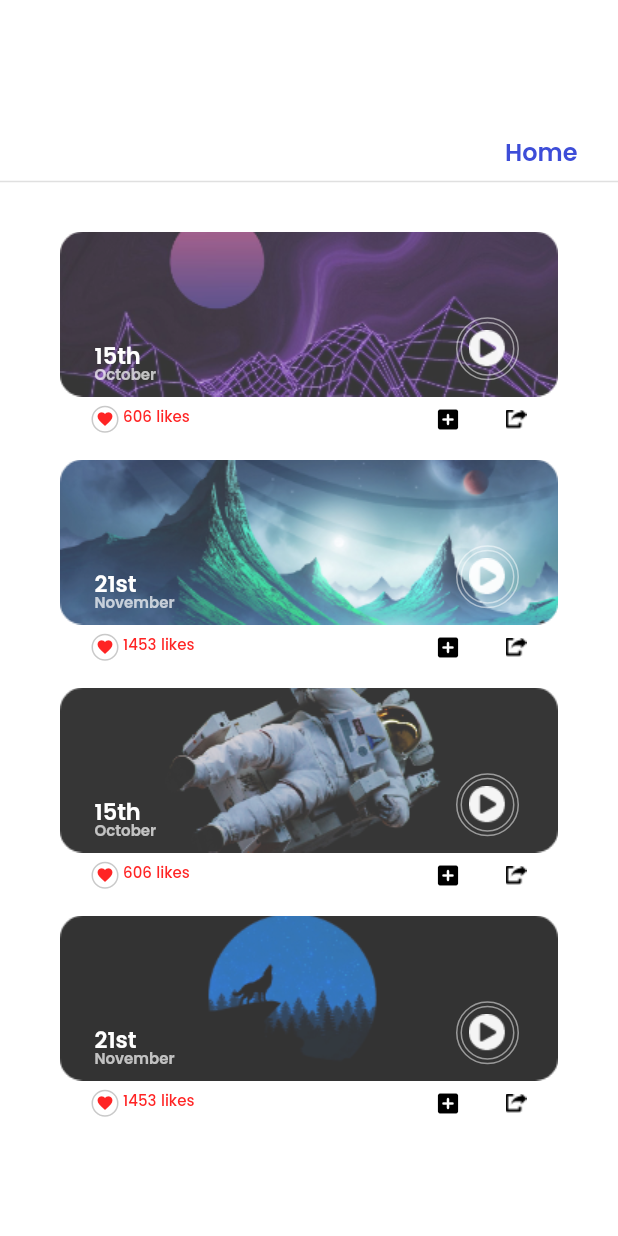
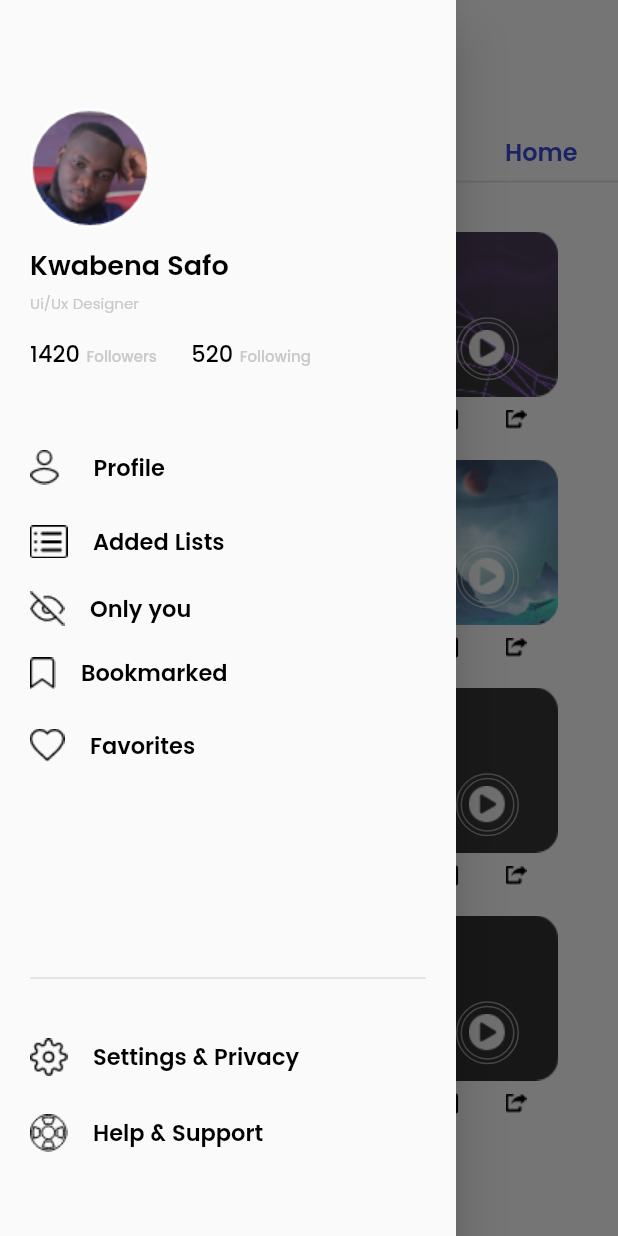
Before and after one commit to cr34t1ve/Safo-ProfileUI, a Flutter app: the screen it shows after launch, with the side drawer open (before the commit the screen has no drawer), on a phone screen of 412 x 824 dp. Run offline on Flutter 3.47's test engine with Material 2 defaults, Android fonts, the phone set to English and light mode, and no system bars.

Commit message:
app drawer constructed

```diff
--- /dev/null
+++ b/lib/components/drawer.dart
@@ -0,0 +1,252 @@
+import 'package:flutter/material.dart';
+
+class AppDrawer extends StatelessWidget {
+  @override
+  Widget build(BuildContext context) {
+    return Drawer(
+      child: Padding(
+        padding: EdgeInsets.symmetric(horizontal: 20.0),
+        child: Column(
+          crossAxisAlignment: CrossAxisAlignment.start,
+          // padding: EdgeInsets.zero,
+          children: <Widget>[
+            SizedBox(
+              height: 72.0,
+            ),
+            Image.asset(
+              'assets/images/2020-06-08 14.58.47@2x.png',
+              height: 80,
+              width: 80,
+            ),
+            SizedBox(
+              height: 11.0,
+            ),
+            Row(
+              children: [
+                Text(
+                  'Kwabena Safo',
+                  style: TextStyle(
+                      fontFamily: 'Poppins',
+                      fontSize: 18.0,
+                      fontWeight: FontWeight.w600,
+                      color: Colors.black),
+                )
+              ],
+            ),
+            SizedBox(
+              height: 5.0,
+            ),
+            Row(
+              children: [
+                Text(
+                  'Ui/Ux Designer',
+                  style: TextStyle(
+                      fontFamily: 'Poppins',
+                      fontSize: 10.0,
+                      fontWeight: FontWeight.w400,
+                      color: Color(0xFFC9C9C9)),
+                )
+              ],
+            ),
+            SizedBox(
+              height: 14.0,
+            ),
+            Row(
+              children: [
+                RichText(
+                  // textAlign: TextAlign.center,
+                  text: TextSpan(
+                    // Note: Styles for TextSpans must be explicitly defined.
+                    // Child text spans will inherit styles from parent
+                    style: TextStyle(
+                        fontFamily: 'Poppins',
+                        fontWeight: FontWeight.w500,
+                        fontSize: 15,
+                        color: Colors.black),
+                    children: <TextSpan>[
+                      TextSpan(text: '1420 '),
+                      TextSpan(
+                        text: 'Followers',
+                        style: TextStyle(
+                            fontFamily: 'Poppins',
+                            fontWeight: FontWeight.w500,
+                            fontSize: 10,
+                            color: Color(0xFFC9C9C9)),
+                      )
+                    ],
+                  ),
+                ),
+                SizedBox(
+                  width: 23.0,
+                ),
+                RichText(
+                  // textAlign: TextAlign.center,
+                  text: TextSpan(
+                    // Note: Styles for TextSpans must be explicitly defined.
+                    // Child text spans will inherit styles from parent
+                    style: TextStyle(
+                        fontFamily: 'Poppins',
+                        fontWeight: FontWeight.w500,
+                        fontSize: 15,
+                        color: Colors.black),
+                    children: <TextSpan>[
+                      TextSpan(text: '520 '),
+                      TextSpan(
+                        text: 'Following',
+                        style: TextStyle(
+                            fontFamily: 'Poppins',
+                            fontWeight: FontWeight.w500,
+                            fontSize: 10,
+                            color: Color(0xFFC9C9C9)),
+                      )
+                    ],
+                  ),
+                ),
+              ],
+            ),
+            SizedBox(
+              height: 53.0,
+            ),
+            Row(
+              children: [
+                Image.asset(
+                    'assets/images/Icon material-account-circle@2x.png'),
+                SizedBox(
+                  width: 22.4,
+                ),
+                Text(
+                  'Profile',
+                  style: TextStyle(
+                      fontFamily: 'Poppins',
+                      fontWeight: FontWeight.w600,
+                      fontSize: 15,
+                      color: Colors.black),
+                )
+              ],
+            ),
+            SizedBox(
+              height: 26.7,
+            ),
+            Row(
+              children: [
+                Image.asset('assets/images/Group 1@2x.png'),
+                SizedBox(
+                  width: 17.0,
+                ),
+                Text(
+                  'Added Lists',
+                  style: TextStyle(
+                      fontFamily: 'Poppins',
+                      fontWeight: FontWeight.w600,
+                      fontSize: 15,
+                      color: Colors.black),
+                )
+              ],
+            ),
+            SizedBox(
+              height: 21.5,
+            ),
+            Row(
+              children: [
+                Image.asset('assets/images/Icon feather-eye-off@2x.png'),
+                SizedBox(
+                  width: 17.0,
+                ),
+                Text(
+                  'Only you',
+                  style: TextStyle(
+                      fontFamily: 'Poppins',
+                      fontWeight: FontWeight.w600,
+                      fontSize: 15,
+                      color: Colors.black),
+                )
+              ],
+            ),
+            SizedBox(
+              height: 20.1,
+            ),
+            Row(
+              children: [
+                Image.asset('assets/images/Icon feather-bookmark@2x.png'),
+                SizedBox(
+                  width: 17.0,
+                ),
+                Text(
+                  'Bookmarked',
+                  style: TextStyle(
+                      fontFamily: 'Poppins',
+                      fontWeight: FontWeight.w600,
+                      fontSize: 15,
+                      color: Colors.black),
+                )
+              ],
+            ),
+            SizedBox(
+              height: 25.2,
+            ),
+            Row(
+              children: [
+                Image.asset('assets/images/Icon material-favorite@2x.png'),
+                SizedBox(
+                  width: 17.0,
+                ),
+                Text(
+                  'Favorites',
+                  style: TextStyle(
+                      fontFamily: 'Poppins',
+                      fontWeight: FontWeight.w600,
+                      fontSize: 15,
+                      color: Colors.black),
+                )
+              ],
+            ),
+            SizedBox(
+              height: 135.5,
+            ),
+            Divider(
+              thickness: 1.0,
+            ),
+            SizedBox(
+              height: 32.3,
+            ),
+            Row(
+              children: [
+                Image.asset('assets/images/Icon feather-settings@2x.png'),
+                SizedBox(
+                  width: 17.0,
+                ),
+                Text(
+                  'Settings & Privacy',
+                  style: TextStyle(
+                      fontFamily: 'Poppins',
+                      fontWeight: FontWeight.w600,
+                      fontSize: 15,
+                      color: Colors.black),
+                )
+              ],
+            ),
+            SizedBox(
+              height: 25.5,
+            ),
+            Row(
+              children: [
+                Image.asset('assets/images/Icon metro-help@2x.png'),
+                SizedBox(
+                  width: 17.0,
+                ),
+                Text(
+                  'Help & Support',
+                  style: TextStyle(
+                      fontFamily: 'Poppins',
+                      fontWeight: FontWeight.w600,
+                      fontSize: 15,
+                      color: Colors.black),
+                )
+              ],
+            ),
+          ],
+        ),
+      ),
+    );
+  }
+}
--- a/lib/screens/home/home.dart
+++ b/lib/screens/home/home.dart
@@ -1,5 +1,6 @@
 import 'package:flutter/material.dart';
 import 'package:safo_profileui/components/container.dart';
+import 'package:safo_profileui/components/drawer.dart';
 
 class Home extends StatefulWidget {
   @override
@@ -11,6 +12,7 @@ class _HomeState extends State<Home> {
   Widget build(BuildContext context) {
     return Scaffold(
       backgroundColor: Colors.white,
+      drawer: AppDrawer(),
       body: Column(
         children: [
           SizedBox(
```
Also changed, not shown: assets/images/Group 1@2x.png (added), assets/images/Icon feather-bookmark@2x.png (added), assets/images/Icon feather-eye-off@2x.png (added), assets/images/Icon feather-settings@2x.png (added), assets/images/Icon material-account-circle@2x.png (added), assets/images/Icon material-favorite@2x.png (added), assets/images/Icon metro-help@2x.png (added).
